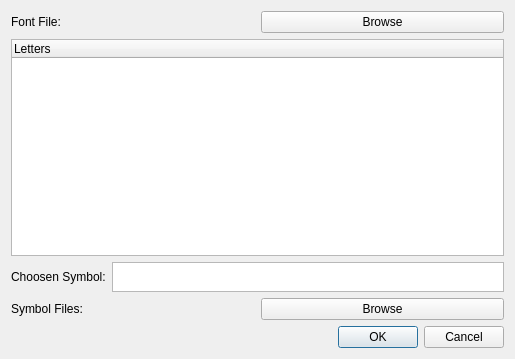
First picture: the form in fontdialog.ui, repository aizenbit/Scribbler, before the edit.
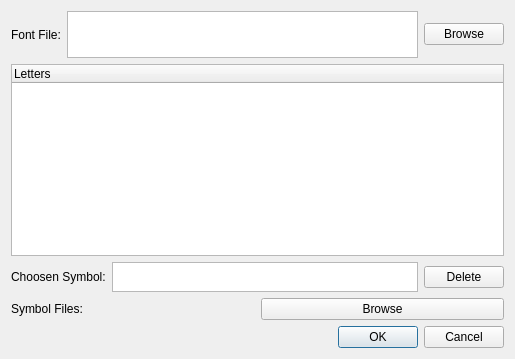
Second picture: the form after the edit.

Commit message: add ability to delete letter, show font path

```diff
--- a/fontdialog.ui
+++ b/fontdialog.ui
@@ -23,6 +23,19 @@
        </property>
       </widget>
      </item>
+     <item>
+      <widget class="QTextEdit" name="fontFileTextEdit">
+       <property name="maximumSize">
+        <size>
+         <width>16777215</width>
+         <height>47</height>
+        </size>
+       </property>
+       <property name="readOnly">
+        <bool>true</bool>
+       </property>
+      </widget>
+     </item>
      <item>
       <widget class="QPushButton" name="fontFilePushButton">
        <property name="text">
@@ -60,6 +73,13 @@
        </property>
       </widget>
      </item>
+     <item>
+      <widget class="QPushButton" name="deleteSymbolButton">
+       <property name="text">
+        <string>Delete</string>
+       </property>
+      </widget>
+     </item>
     </layout>
    </item>
    <item>
```
The commit also changes 2 other files.
